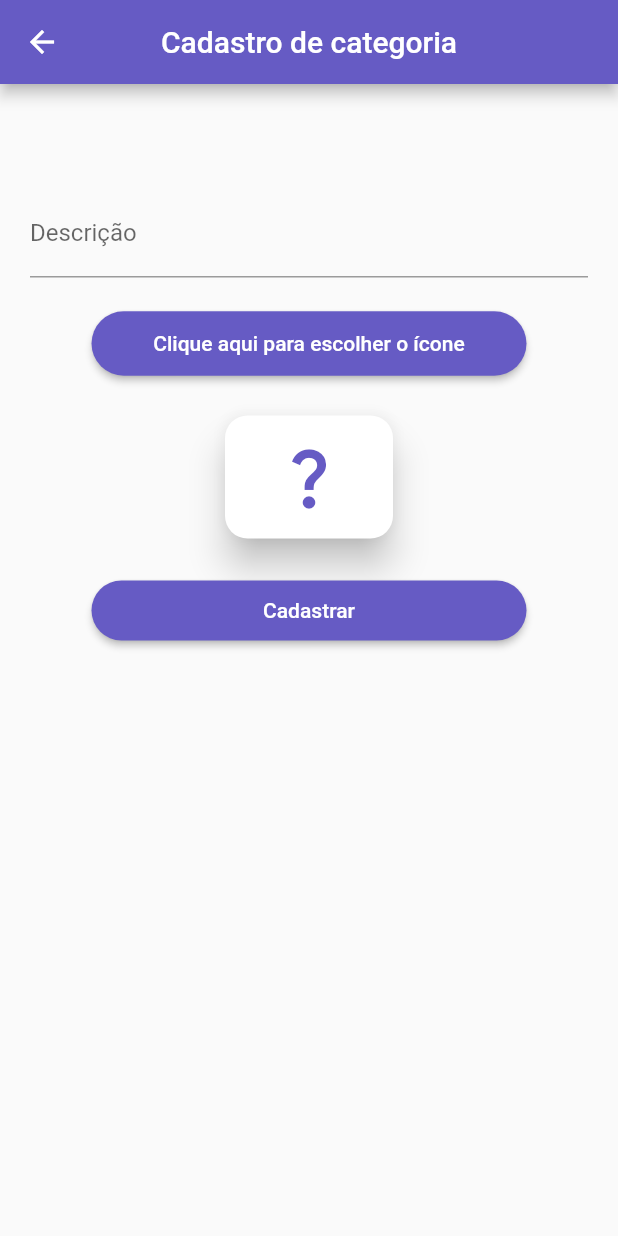
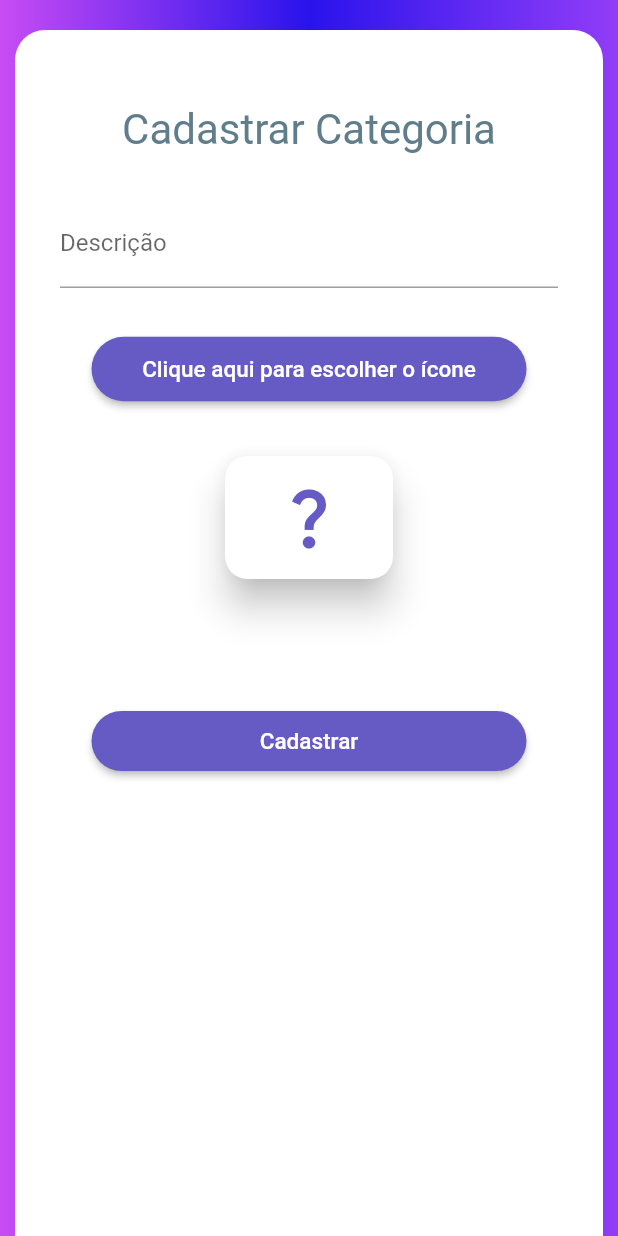
Before and after one commit to ICEI-PUC-Minas-PPLES-TI/plf-es-2022-2-ti5-5104100-financas-pessoais, a Flutter app: the Categoria screen opened directly, on a phone screen of 412 x 824 dp. Run offline on Flutter 3.47's test engine with Material 2 defaults, Android fonts, the phone set to English and light mode, and no system bars; our stand-ins replace google_maps_flutter, location, percent_indicator, shared_preferences, sqflite, toggle_switch; missing offline and left inert: curved_nav_bar, flutter_iconpicker; accounts and stored records are empty; Roboto replaces fonts that are missing (Arial).

Commit message:
Ajustes tela cadastro categoria

```diff
--- a/codigo/mobile/we_budget/lib/main.dart
+++ b/codigo/mobile/we_budget/lib/main.dart
@@ -5,10 +5,9 @@ import 'package:we_budget/models/category.dart';
 import 'package:we_budget/pages/auth_or_home_page.dart';
 import 'package:we_budget/pages/login_page.dart';
 import 'package:we_budget/pages/main_page.dart';
+import 'package:we_budget/pages/registrar_transacao_page.dart';
 import 'package:we_budget/providers/Transactions_providers.dart';
 import 'package:we_budget/utils/app_routes.dart';
-
-import 'pages/record_transactions_page.dart';
 
 void main() {
   runApp(const MyApp());
--- a/codigo/mobile/we_budget/lib/pages/category_page.dart
+++ b/codigo/mobile/we_budget/lib/pages/category_page.dart
@@ -69,28 +69,61 @@ class _CategoriaState extends State<Categoria> {
 
   @override
   Widget build(BuildContext context) {
+    final height = MediaQuery.of(context).size.height;
     return Scaffold(
-      appBar: AppBar(
-        title: const Text(
-          "Cadastro de categoria",
+      body: Container(
+        decoration: const BoxDecoration(
+          gradient: LinearGradient(
+            colors: [
+              Color(0xFFC84CF4),
+              Color.fromARGB(255, 41, 19, 236),
+              Color(0xFF923DF8),
+            ],
+            begin: Alignment.bottomLeft,
+            end: Alignment.bottomRight,
           ),
-        centerTitle: true,
-        backgroundColor: const Color.fromARGB(255, 102, 91, 196),
         ),
-      body: SingleChildScrollView(
-        padding: const EdgeInsetsDirectional.only(top: 50),
+        child: SingleChildScrollView(
+          padding: const EdgeInsetsDirectional.only(top: 10),
+          child: Container(
+            height: height * 1,
+            margin: const EdgeInsetsDirectional.all(10),
+            decoration: const BoxDecoration(
+              borderRadius: BorderRadiusDirectional.only(
+                topStart: Radius.circular(20),
+                topEnd: Radius.circular(20),
+              ),
+              color: Colors.white,
+            ),
             child: Column(
-          mainAxisAlignment: MainAxisAlignment.end,
-          crossAxisAlignment: CrossAxisAlignment.end,
+              mainAxisAlignment: MainAxisAlignment.start,
+              crossAxisAlignment: CrossAxisAlignment.center,
               children: <Widget>[
+                const SizedBox(
+                  height: 50,
+                ),
+                Column(
+                  children: const [
+                    Text(
+                      "Cadastrar Categoria",
+                      style: TextStyle(
+                        fontFamily: 'Arial',
+                        fontSize: 28,
+                        color: Colors.blueGrey,
+                      ),
+                      textAlign: TextAlign.center,
+                    ),
+                  ],
+                ),
                 Padding(
-              padding: const EdgeInsets.all(20.0),
+                  padding: const EdgeInsets.all(30.0),
                   child: Form(
                     key: _formKeyCategoria,
                     child: Column(
                       children: [
                         Container(
-                      margin: const EdgeInsetsDirectional.only(bottom: 20.0),
+                          margin:
+                              const EdgeInsetsDirectional.only(bottom: 30.0),
                           child: TextFormField(
                             key: const ValueKey('descricao'),
                             decoration: const InputDecoration(
@@ -120,7 +153,12 @@ class _CategoriaState extends State<Categoria> {
                             ),
                             fixedSize: const Size(290, 43),
                           ),
-                      child: const Text('Clique aqui para escolher o ícone'),
+                          child: const Text(
+                            'Clique aqui para escolher o ícone',
+                            style: TextStyle(
+                              fontSize: 15,
+                            ),
+                          ),
                         ),
                       ],
                     ),
@@ -147,8 +185,11 @@ class _CategoriaState extends State<Categoria> {
                     ),
                   ],
                 ),
+                const SizedBox(
+                  height: 70,
+                ),
                 Padding(
-              padding: const EdgeInsets.all(20.0),
+                  padding: const EdgeInsets.all(10.0),
                   child: Row(
                     mainAxisAlignment: MainAxisAlignment.center,
                     children: [
@@ -159,11 +200,15 @@ class _CategoriaState extends State<Categoria> {
                             borderRadius: BorderRadius.circular(30),
                           ),
                           fixedSize: const Size(290, 40),
-                      backgroundColor: const Color.fromARGB(255, 102, 91, 196),
+                          backgroundColor:
+                              const Color.fromARGB(255, 102, 91, 196),
                         ),
                         child: const Text(
                           "Cadastrar",
                           textAlign: TextAlign.center,
+                          style: TextStyle(
+                            fontSize: 15,
+                          ),
                         ),
                       ),
                     ],
@@ -172,6 +217,8 @@ class _CategoriaState extends State<Categoria> {
               ],
             ),
           ),
+        ),
+      ),
     );
   }
 }
```
Also changed, not shown: codigo/mobile/we_budget/lib/components/menu_component.dart (added, +120 -0 lines), codigo/mobile/we_budget/lib/components/welcome_saldo.dart (+5 -7 lines), codigo/mobile/we_budget/lib/pages/auth_or_home_page.dart (+3 -8 lines), codigo/mobile/we_budget/lib/pages/main_page.dart (+2 -109 lines), codigo/mobile/we_budget/lib/pages/welcome_page.dart (+6 -6 lines). Lines whose indentation alone changed are shown as unchanged.
